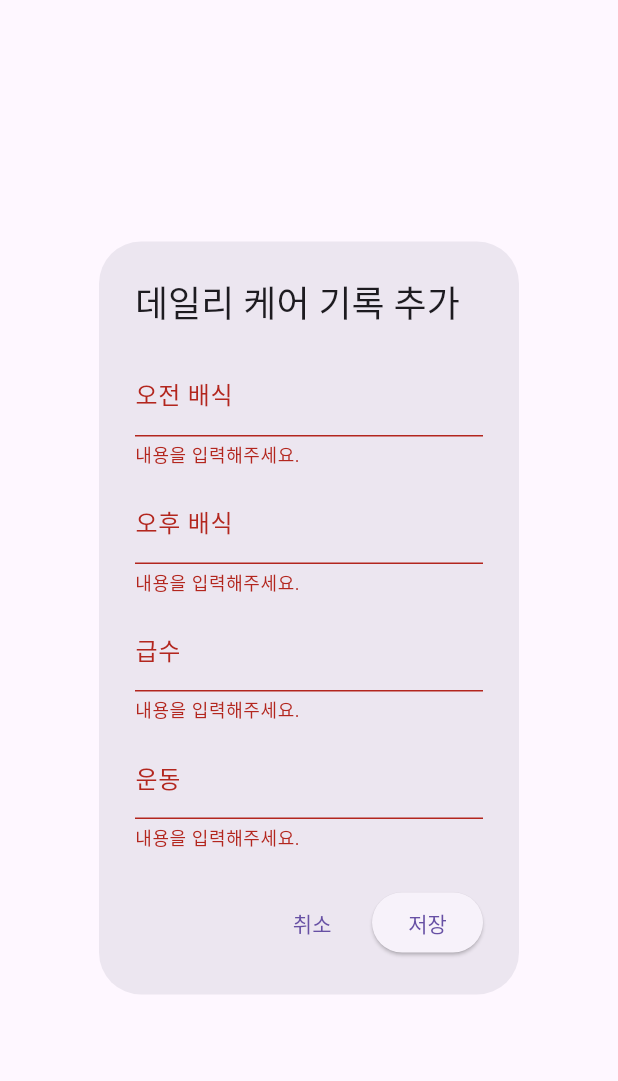
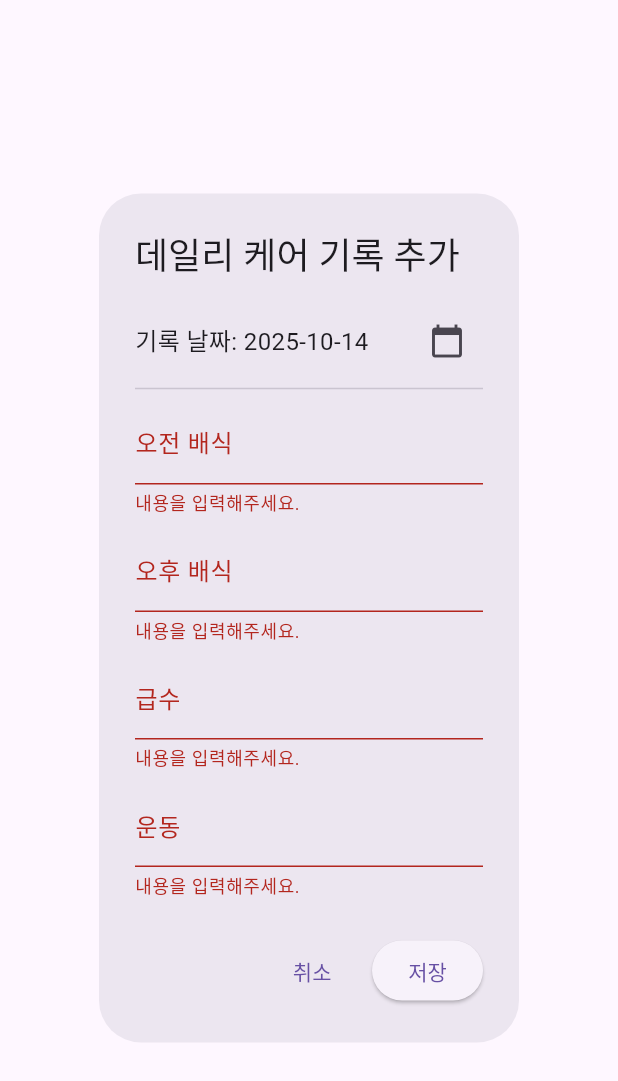
Before and after one commit to jechang-yeon/carelink_app, a Flutter app: the AddCareLogDialog widget shown alone on an empty page, opened directly with empty values, after a tap on "저장", on a phone screen of 412 x 824 dp. Shown: the top 1081 px of the screen. Run offline on Flutter 3.47's test engine with Material 3 defaults, Android fonts, the light colour scheme and no system bars; our stand-ins replace cloud_firestore, firebase_auth, firebase_core, firebase_storage, image_picker, webview_flutter; missing offline and left inert: webview_flutter_android, webview_flutter_wkwebview; accounts and stored records are empty.

Commit message:
20251014_05_수정

```diff
--- a/lib/main.dart
+++ b/lib/main.dart
@@ -1,8 +1,8 @@
 import 'package:flutter/material.dart';
 import 'package:firebase_core/firebase_core.dart';
 import 'package:firebase_auth/firebase_auth.dart';
-import 'screens/login_screen.dart';
-import 'screens/home_screen.dart';
+import 'screens/auth/login_screen.dart';
+import 'screens/home/home_screen.dart';
 
 void main() async {
   // Flutter 앱이 실행될 준비가 되었는지 확인합니다.
--- a/lib/models/care_log.dart
+++ b/lib/models/care_log.dart
@@ -7,7 +7,7 @@ class CareLog {
   final String pmMeal; // 오후 배식
   final String water; // 급수
   final String exercise; // 운동
-  final String recordedBy; // 기록한 직원 ID (나중에 추가)
+  final String recordedByEmail; // 기록한 직원 이메일
 
   CareLog({
     required this.id,
@@ -16,7 +16,7 @@ class CareLog {
     required this.pmMeal,
     required this.water,
     required this.exercise,
-    required this.recordedBy,
+    required this.recordedByEmail,
   });
 
   factory CareLog.fromFirestore(DocumentSnapshot doc) {
@@ -28,7 +28,7 @@ class CareLog {
       pmMeal: data['pmMeal'] ?? '',
       water: data['water'] ?? '',
       exercise: data['exercise'] ?? '',
-      recordedBy: data['recordedBy'] ?? '',
+      recordedByEmail: data['recordedByEmail'] ?? '알 수 없음',
     );
   }
 }
--- a/lib/screens/edit_animal_screen.dart
+++ b/lib/screens/animal/edit_animal_screen.dart
@@ -1,6 +1,6 @@
 import 'package:flutter/material.dart';
 import 'package:cloud_firestore/cloud_firestore.dart';
-import '../models/animal.dart';
+import '../../models/animal.dart';
 
 class EditAnimalScreen extends StatefulWidget {
   final String shelterId;
--- a/lib/screens/shelter_detail_screen.dart
+++ b/lib/screens/shelter/shelter_detail_screen.dart
@@ -1,8 +1,8 @@
 import 'package:flutter/material.dart';
 import 'package:cloud_firestore/cloud_firestore.dart';
-import '../models/shelter.dart';
-import '../models/animal.dart';
-import 'add_animal_screen.dart';
+import '../../models/shelter.dart';
+import '../../models/animal.dart';
+import '../animal/add_animal_screen.dart';
 
 class ShelterDetailScreen extends StatelessWidget {
   final Shelter shelter;
--- a/lib/widgets/add_care_log_dialog.dart
+++ b/lib/widgets/add_care_log_dialog.dart
@@ -1,5 +1,7 @@
 import 'package:flutter/material.dart';
 import 'package:cloud_firestore/cloud_firestore.dart';
+import 'package:firebase_auth/firebase_auth.dart';
+import 'package:intl/intl.dart';
 
 class AddCareLogDialog extends StatefulWidget {
   final String shelterId;
@@ -23,6 +25,9 @@ class _AddCareLogDialogState extends State<AddCareLogDialog> {
   final _exerciseController = TextEditingController();
   bool _isLoading = false;
 
+  // 날짜 관리를 위한 변수
+  DateTime _selectedDate = DateTime.now();
+
   @override
   void dispose() {
     _amMealController.dispose();
@@ -32,11 +37,30 @@ class _AddCareLogDialogState extends State<AddCareLogDialog> {
     super.dispose();
   }
 
+  // 날짜 선택 팝업(DatePicker)을 띄우는 함수
+  Future<void> _selectDate(BuildContext context) async {
+    final DateTime? picked = await showDatePicker(
+      context: context,
+      initialDate: _selectedDate,
+      firstDate: DateTime(2020),
+      lastDate: DateTime.now(), // 오늘 이후 날짜는 선택 불가
+    );
+    if (picked != null && picked != _selectedDate) {
+      setState(() {
+        _selectedDate = picked;
+      });
+    }
+  }
+
   Future<void> _saveLog() async {
     if (_formKey.currentState!.validate()) {
       setState(() {
         _isLoading = true;
       });
+
+      // 현재 로그인한 사용자의 이메일 가져오기
+      final userEmail =
+          FirebaseAuth.instance.currentUser?.email ?? '알 수 없는 사용자';
 
       try {
         await FirebaseFirestore.instance
@@ -46,16 +70,16 @@ class _AddCareLogDialogState extends State<AddCareLogDialog> {
             .doc(widget.animalId)
             .collection('careLogs')
             .add({
-          'date': Timestamp.now(),
+          'date': Timestamp.fromDate(_selectedDate), // 선택된 날짜로 저장
           'amMeal': _amMealController.text,
           'pmMeal': _pmMealController.text,
           'water': _waterController.text,
           'exercise': _exerciseController.text,
-          'recordedBy': '', // 추후 기록자 정보 추가
+          'recordedByEmail': userEmail, // 현재 사용자 이메일 저장
         });
 
         if (mounted) {
-          Navigator.of(context).pop(); // 성공 시 팝업 닫기
+          Navigator.of(context).pop();
           ScaffoldMessenger.of(context).showSnackBar(
             const SnackBar(content: Text('케어 기록이 추가되었습니다.')),
           );
@@ -86,6 +110,23 @@ class _AddCareLogDialogState extends State<AddCareLogDialog> {
           child: Column(
             mainAxisSize: MainAxisSize.min,
             children: [
+              // 날짜 선택 UI
+              Row(
+                children: [
+                  Expanded(
+                    child: Text(
+                      '기록 날짜: ${DateFormat('yyyy-MM-dd').format(_selectedDate)}',
+                      style: const TextStyle(fontSize: 16),
+                    ),
+                  ),
+                  IconButton(
+                    icon: const Icon(Icons.calendar_today),
+                    onPressed: () => _selectDate(context),
+                    tooltip: '날짜 선택',
+                  ),
+                ],
+              ),
+              const Divider(),
               TextFormField(
                 controller: _amMealController,
                 decoration: const InputDecoration(labelText: '오전 배식'),
```
Also changed, not shown: lib/screens/animal/animal_detail_screen.dart (renamed from lib/screens/animal_detail_screen.dart, +21 -15 lines), lib/screens/home/home_screen.dart (renamed from lib/screens/home_screen.dart, +4 -4 lines), lib/screens/shelter/add_shelter_screen.dart (renamed from lib/screens/edit_shelter_screen.dart, +34 -33 lines), lib/screens/shelter/edit_shelter_screen.dart (renamed from lib/screens/add_shelter_screen.dart, +33 -34 lines), lib/auth_gate.dart (deleted), lib/screens/animal/add_animal_screen.dart (renamed from lib/screens/add_animal_screen.dart), lib/screens/auth/login_screen.dart (renamed from lib/screens/login_screen.dart), lib/screens/search/address_search_screen.dart (renamed from lib/screens/address_search_screen.dart).
